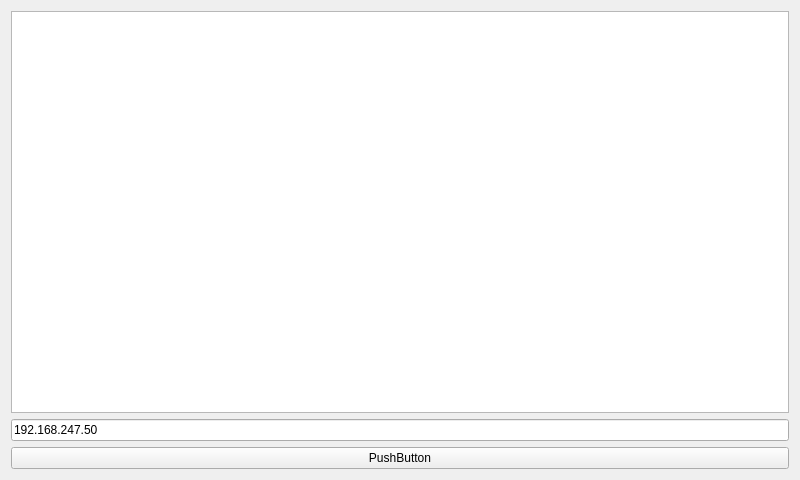
First picture: the form in FlowMaster/mainview.ui, repository davidlibbyFIT/Libby, before the edit.
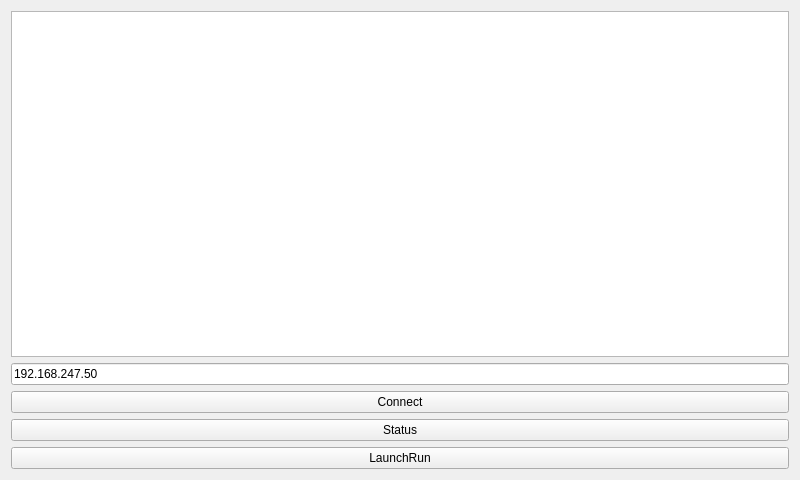
Second picture: the form after the edit.

What changed in the file:
```diff
--- a/FlowMaster/mainview.ui
+++ b/FlowMaster/mainview.ui
@@ -28,7 +28,21 @@
     <item>
      <widget class="QPushButton" name="pushButton">
       <property name="text">
-       <string>PushButton</string>
+       <string>Connect</string>
+      </property>
+     </widget>
+    </item>
+    <item>
+     <widget class="QPushButton" name="pushButton_2">
+      <property name="text">
+       <string>Status</string>
+      </property>
+     </widget>
+    </item>
+    <item>
+     <widget class="QPushButton" name="pushButton_3">
+      <property name="text">
+       <string>LaunchRun</string>
       </property>
      </widget>
     </item>
```
